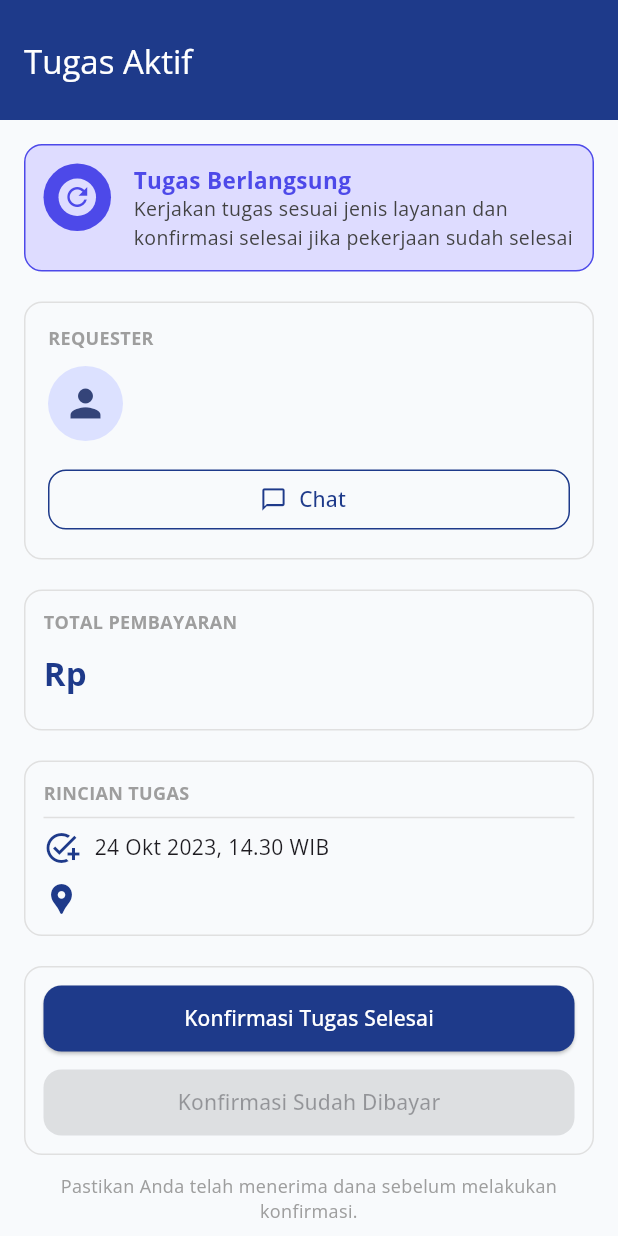
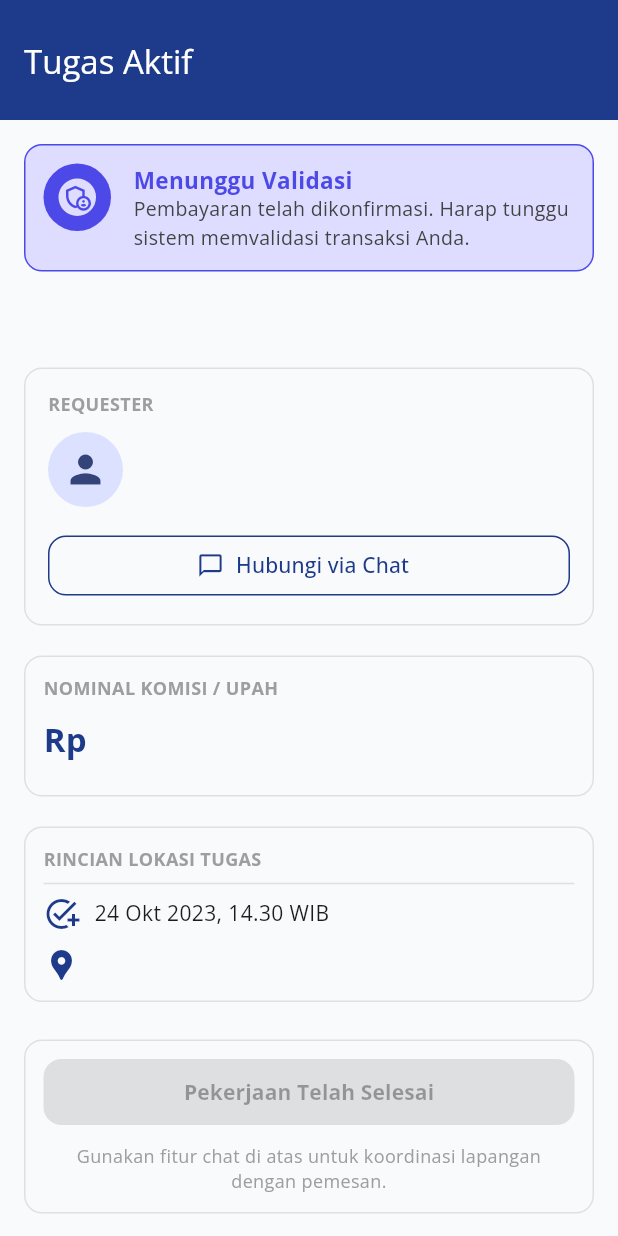
Before and after one commit to Bagus550/bantu-in-project, a Flutter app: the TugasAktifScreen screen opened directly with empty values, on a phone screen of 412 x 824 dp. Run offline on Flutter 3.47's test engine with Material 3 defaults, Android fonts, the phone set to English and light mode, and no system bars; our stand-ins replace flutter_secure_storage, font_awesome_flutter, google_fonts, image_picker; accounts and stored records are empty; network calls fail.

Commit message:
Refactor TugasAktifHelper to manage task status updates and improve UI feedback

```diff
--- a/lib/bagus/tugas_aktif_helper.dart
+++ b/lib/bagus/tugas_aktif_helper.dart
@@ -1,5 +1,9 @@
+import 'dart:convert';
+
 import 'package:bantuin/danela/roomchat.dart';
+import 'package:bantuin/config/app_config.dart';
 import 'package:flutter/material.dart';
+import 'package:http/http.dart' as http;
 
 class TugasAktifHelper extends StatefulWidget {
   final Map<String, dynamic> detailTugas;
@@ -10,8 +14,75 @@ class TugasAktifHelper extends StatefulWidget {
 }
 
 class _TugasAktifHelperState extends State<TugasAktifHelper> {
-  bool _isTugasSelesai = false;
-  bool _isSudahBayar = false;
+  bool _isLoading = false;
+  String _currentStatusTask = "Berjalan";
+
+  @override
+  void initState() {
+    super.initState();
+    if (widget.detailTugas.containsKey('status_task') &&
+        widget.detailTugas['status_task'] != null) {
+      _currentStatusTask = widget.detailTugas['status_task'].toString();
+    }
+  }
+
+  Future<void> _updateStatusTaskBackend(String statusBaru) async {
+    setState(() {
+      _isLoading = true;
+    });
+
+    try {
+      final String idTask = widget.detailTugas['id_task'].toString();
+
+      final response = await http.post(
+        Uri.parse(AppConfig.updateStatus),
+        headers: {
+          'ngrok-skip-browser-warning': 'true',
+          'Accept': 'application/json',
+          'Content-Type': 'application/json',
+        },
+        body: jsonEncode({'id_task': idTask, 'status_task': statusBaru}),
+      );
+
+      final hasilJson = jsonDecode(response.body);
+
+      if (response.statusCode == 200 || response.statusCode == 201) {
+        setState(() {
+          _currentStatusTask = statusBaru;
+        });
+        ScaffoldMessenger.of(context).showSnackBar(
+          SnackBar(
+            content: Text(
+              hasilJson['message'] ?? "Status tugas berhasil diperbarui!",
+            ),
+            backgroundColor: Colors.green,
+          ),
+        );
+      } else {
+        ScaffoldMessenger.of(context).showSnackBar(
+          SnackBar(
+            content: Text(
+              hasilJson['message'] ?? "Gagal merubah status di server.",
+            ),
+            backgroundColor: Colors.redAccent,
+          ),
+        );
+      }
+    } catch (e) {
+      ScaffoldMessenger.of(context).showSnackBar(
+        SnackBar(
+          content: Text("Terjadi kesalahan koneksi: $e"),
+          backgroundColor: Colors.redAccent,
+        ),
+      );
+    } finally {
+      if (mounted) {
+        setState(() {
+          _isLoading = false;
+        });
+      }
+    }
+  }
 
   @override
   Widget build(BuildContext context) {
@@ -38,6 +109,12 @@ class _TugasAktifHelperState extends State<TugasAktifHelper> {
         widget.detailTugas['nama_requester'] ?? 'Tanpa Nama';
     final String harga = "Rp ${widget.detailTugas['nominal_pembayaran'] ?? 0}";
     final String lokasi = widget.detailTugas['lokasi_tugas'] ?? 'Tanpa Lokasi';
+    final String judulTugas =
+        widget.detailTugas['judul_tugas'] ?? 'Detail Tugas';
+
+    bool isBerjalan = _currentStatusTask == 'berjalan';
+    bool isMenungguValidasi = _currentStatusTask == 'menunggu_validasi';
+    bool isSelesai = _currentStatusTask == 'selesai';
 
     return SafeArea(
       child: SingleChildScrollView(
@@ -73,9 +150,9 @@ class _TugasAktifHelperState extends State<TugasAktifHelper> {
                             shape: BoxShape.circle,
                           ),
                           child: Icon(
-                            !_isTugasSelesai
+                            isBerjalan
                                 ? Icons.refresh
-                                : !_isSudahBayar
+                                : isMenungguValidasi
                                 ? Icons.attach_money_outlined
                                 : Icons.admin_panel_settings_outlined,
                             color: Color(0xFF4D49E9),
@@ -89,9 +166,9 @@ class _TugasAktifHelperState extends State<TugasAktifHelper> {
                           crossAxisAlignment: CrossAxisAlignment.start,
                           children: [
                             Text(
-                              !_isTugasSelesai
+                              isBerjalan
                                   ? "Tugas Berlangsung"
-                                  : !_isSudahBayar
+                                  : isMenungguValidasi
                                   ? "Menunggu Dibayar"
                                   : "Menunggu Validasi",
                               style: const TextStyle(
@@ -101,9 +178,9 @@ class _TugasAktifHelperState extends State<TugasAktifHelper> {
                               ),
                             ),
                             Text(
-                              !_isTugasSelesai
+                              isBerjalan
                                   ? "Kerjakan tugas sesuai jenis layanan dan konfirmasi selesai jika pekerjaan sudah selesai"
-                                  : !_isSudahBayar
+                                  : isMenungguValidasi
                                   ? "Pekerjaan selesai! Silakan tunggu atau mintalah klien untuk melakukan pembayaran nominal tugas."
                                   : "Pembayaran telah dikonfirmasi. Harap tunggu sistem memvalidasi transaksi Anda.",
                               style: TextStyle(
@@ -119,6 +196,15 @@ class _TugasAktifHelperState extends State<TugasAktifHelper> {
                 ),
               ),
               const SizedBox(height: 20),
+
+              Text(
+                judulTugas,
+                style: const TextStyle(
+                  fontSize: 20,
+                  fontWeight: FontWeight.bold,
+                ),
+              ),
+              const SizedBox(height: 15),
 
               Container(
                 width: double.infinity,
@@ -161,7 +247,7 @@ class _TugasAktifHelperState extends State<TugasAktifHelper> {
                         width: double.infinity,
                         child: OutlinedButton.icon(
                           icon: const Icon(Icons.chat_bubble_outline, size: 18),
-                          label: const Text("Chat"),
+                          label: const Text("Hubungi via Chat"),
                           onPressed: () {
                             Navigator.push(
                               context,
@@ -199,7 +285,7 @@ class _TugasAktifHelperState extends State<TugasAktifHelper> {
                     crossAxisAlignment: CrossAxisAlignment.start,
                     children: [
                       const Text(
-                        "TOTAL PEMBAYARAN",
+                        "NOMINAL KOMISI / UPAH",
                         style: TextStyle(
                           fontSize: 12,
                           color: Colors.grey,
@@ -235,7 +321,7 @@ class _TugasAktifHelperState extends State<TugasAktifHelper> {
                     crossAxisAlignment: CrossAxisAlignment.start,
                     children: [
                       const Text(
-                        "RINCIAN TUGAS",
+                        "RINCIAN LOKASI TUGAS",
                         style: TextStyle(
                           fontSize: 12,
                           color: Colors.grey,
@@ -268,8 +354,8 @@ class _TugasAktifHelperState extends State<TugasAktifHelper> {
                   ),
                 ),
               ),
-              const SizedBox(height: 20),
-
+              const SizedBox(height: 25),
+              if (!isSelesai)
               Container(
                 width: double.infinity,
                 decoration: BoxDecoration(
@@ -288,48 +374,47 @@ class _TugasAktifHelperState extends State<TugasAktifHelper> {
                             shape: RoundedRectangleBorder(
                               borderRadius: BorderRadius.circular(12),
                             ),
-                            backgroundColor: _isTugasSelesai
+                            backgroundColor: isBerjalan
                                 ? Colors.grey.shade200
                                 : Theme.of(context).colorScheme.primary,
-                            foregroundColor: _isTugasSelesai
+                            foregroundColor: isBerjalan
                                 ? Colors.grey.shade700
                                 : Colors.white,
                           ),
-                          onPressed: !_isTugasSelesai
-                              ? () {
-                                  setState(() {
-                                    _isTugasSelesai = true;
-                                  });
-                                }
+                          onPressed: (isBerjalan && !_isLoading)
+                              ? () => _updateStatusTaskBackend(
+                                  'menunggu_validasi',
+                                )
                               : null,
-                          child: const Text("Konfirmasi Tugas Selesai"),
+                          child: _isLoading && isBerjalan
+                              ? const SizedBox(
+                                  height: 20,
+                                  width: 20,
+                                  child: CircularProgressIndicator(
+                                    strokeWidth: 2,
+                                    color: Colors.white,
+                                  ),
+                                )
+                              : Text(
+                                  isBerjalan
+                                      ? "Konfirmasi Tugas Selesai"
+                                      : "Pekerjaan Telah Selesai",
+                                  style: const TextStyle(
+                                    fontWeight: FontWeight.bold,
+                                  ),
+                                ),
                         ),
                       ),
                       const SizedBox(height: 12),
-                      SizedBox(
-                        width: double.infinity,
-                        height: 44,
-                        child: ElevatedButton(
-                          style: ElevatedButton.styleFrom(
-                            shape: RoundedRectangleBorder(
-                              borderRadius: BorderRadius.circular(12),
-                            ),
-                            backgroundColor: (_isTugasSelesai && !_isSudahBayar)
-                                ? Theme.of(context).colorScheme.primary
-                                : Colors.grey.shade200,
-                            foregroundColor: (_isTugasSelesai && !_isSudahBayar)
-                                ? Colors.white
-                                : Colors.grey.shade700,
-                            elevation: 0,
-                          ),
-                          onPressed: (_isTugasSelesai && !_isSudahBayar)
-                              ? () {
-                                  setState(() {
-                                    _isSudahBayar = true;
-                                  });
-                                }
-                              : null,
-                          child: const Text("Konfirmasi Sudah Dibayar"),
+                      Center(
+                        child: Text(
+                          isSelesai
+                              ? "Hore! Tugas ini telah selesai sepenuhnya dan dana sudah dicairkan."
+                              : isMenungguValidasi
+                                  ? "Menunggu pemesan melakukan pembayaran"
+                                  : "Gunakan fitur chat di atas untuk koordinasi lapangan dengan pemesan.",
+                          textAlign: TextAlign.center,
+                          style: const TextStyle(fontSize: 12, color: Colors.grey),
                         ),
                       ),
                     ],
--- a/lib/config/app_config.dart
+++ b/lib/config/app_config.dart
@@ -1,10 +1,12 @@
 class AppConfig {
-  static const String baseUrl       = "https://marshy-foster-drop-down.ngrok-free.dev";
+  static const String baseUrl       = "https://lyricism-conch-sheath.ngrok-free.dev";
 
   static const String taskFeed      = "$baseUrl/api/tasks/feed";
   static const String taskRequester = "$baseUrl/api/tasks/requester";
   static const String taskCreate    = "$baseUrl/api/tasks/create";
   static const String login         = "$baseUrl/api/auth/login";
+
+  static const String updateStatus  = "$baseUrl/api/tasks/update-status";
 
   static const String forgotPassword = "$baseUrl/api/forgot-password";
   static const String resetPassword = "$baseUrl/api/reset-password";
```
